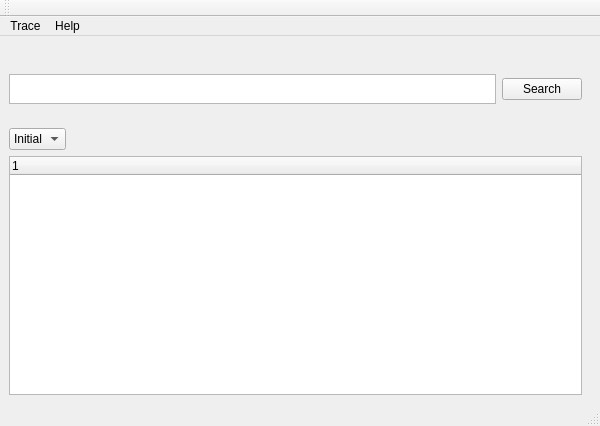
Qt form QtWidgetsApplication1.ui (stefanzweig/qt_trace) before a commit.
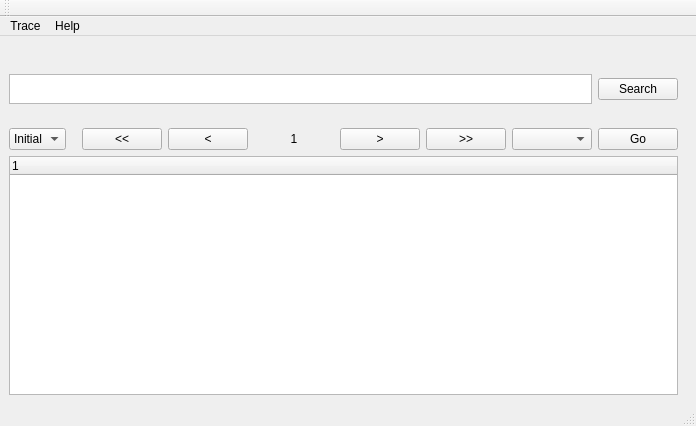
The same form after that commit.

Patch:
```diff
--- a/QtWidgetsApplication1.ui
+++ b/QtWidgetsApplication1.ui
@@ -9,7 +9,7 @@
    <rect>
     <x>0</x>
     <y>0</y>
-    <width>600</width>
+    <width>696</width>
     <height>426</height>
    </rect>
   </property>
@@ -23,6 +23,12 @@
    <string>ZoneMaster Tracer</string>
   </property>
   <widget class="QWidget" name="ZSTraceWindow">
+   <property name="sizePolicy">
+    <sizepolicy hsizetype="Maximum" vsizetype="Maximum">
+     <horstretch>0</horstretch>
+     <verstretch>0</verstretch>
+    </sizepolicy>
+   </property>
    <property name="acceptDrops">
     <bool>true</bool>
    </property>
@@ -236,6 +242,85 @@
                      </property>
                     </spacer>
                    </item>
+                   <item>
+                    <widget class="QPushButton" name="pb_First">
+                     <property name="text">
+                      <string>&lt;&lt;</string>
+                     </property>
+                    </widget>
+                   </item>
+                   <item>
+                    <widget class="QPushButton" name="pb_Prev">
+                     <property name="text">
+                      <string>&lt;</string>
+                     </property>
+                    </widget>
+                   </item>
+                   <item>
+                    <widget class="QLabel" name="label_Current">
+                     <property name="sizePolicy">
+                      <sizepolicy hsizetype="Fixed" vsizetype="Fixed">
+                       <horstretch>0</horstretch>
+                       <verstretch>0</verstretch>
+                      </sizepolicy>
+                     </property>
+                     <property name="minimumSize">
+                      <size>
+                       <width>80</width>
+                       <height>0</height>
+                      </size>
+                     </property>
+                     <property name="text">
+                      <string>1</string>
+                     </property>
+                     <property name="alignment">
+                      <set>Qt::AlignCenter</set>
+                     </property>
+                    </widget>
+                   </item>
+                   <item>
+                    <widget class="QPushButton" name="pb_Next">
+                     <property name="text">
+                      <string>&gt;</string>
+                     </property>
+                    </widget>
+                   </item>
+                   <item>
+                    <widget class="QPushButton" name="pb_Last">
+                     <property name="text">
+                      <string>&gt;&gt;</string>
+                     </property>
+                    </widget>
+                   </item>
+                   <item>
+                    <widget class="QComboBox" name="comboBox_Page">
+                     <property name="sizePolicy">
+                      <sizepolicy hsizetype="Fixed" vsizetype="Fixed">
+                       <horstretch>0</horstretch>
+                       <verstretch>0</verstretch>
+                      </sizepolicy>
+                     </property>
+                     <property name="minimumSize">
+                      <size>
+                       <width>80</width>
+                       <height>0</height>
+                      </size>
+                     </property>
+                     <property name="currentText">
+                      <string/>
+                     </property>
+                     <property name="currentIndex">
+                      <number>-1</number>
+                     </property>
+                    </widget>
+                   </item>
+                   <item>
+                    <widget class="QPushButton" name="pb_Goto">
+                     <property name="text">
+                      <string>Go</string>
+                     </property>
+                    </widget>
+                   </item>
                   </layout>
                  </item>
                  <item>
```
Left out of the diff: 4 changed lines with no effect on the pictures.
